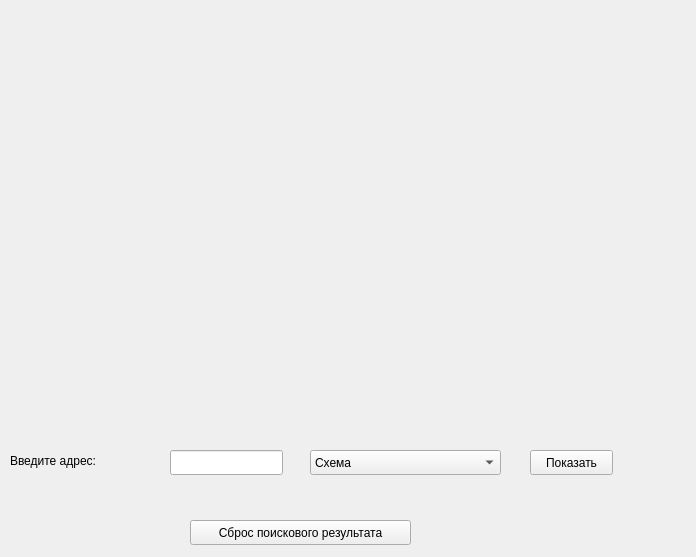
The window that untitled.ui (Belousk/Map_Searching) describes before a commit, drawn with Qt 5.
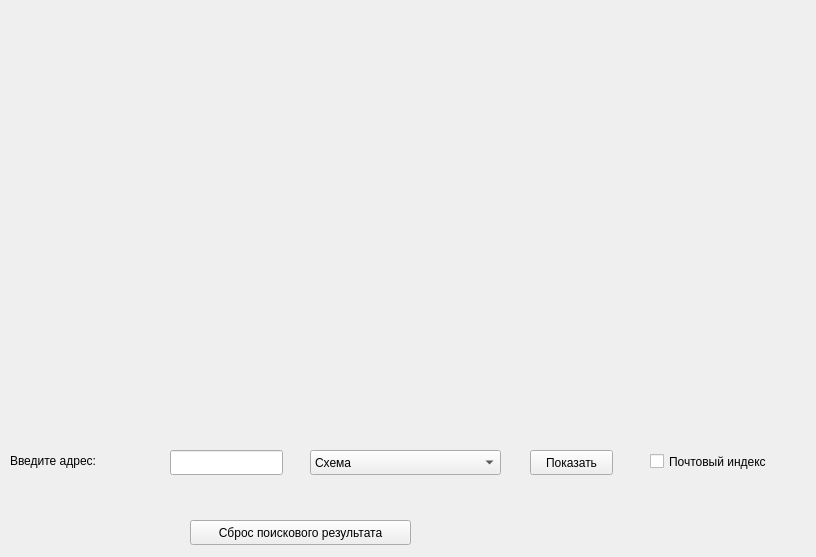
The same window after the commit.

Commit message: add checkbox to postal code of address

The edit to the form file:
```diff
--- a/untitled.ui
+++ b/untitled.ui
@@ -6,7 +6,7 @@
    <rect>
     <x>0</x>
     <y>0</y>
-    <width>696</width>
+    <width>816</width>
     <height>557</height>
    </rect>
   </property>
@@ -92,7 +92,7 @@
     <rect>
      <x>20</x>
      <y>490</y>
-     <width>631</width>
+     <width>781</width>
      <height>31</height>
     </rect>
    </property>
@@ -100,6 +100,32 @@
     <string/>
    </property>
   </widget>
+  <widget class="QLabel" name="label_3">
+   <property name="geometry">
+    <rect>
+     <x>20</x>
+     <y>526</y>
+     <width>91</width>
+     <height>21</height>
+    </rect>
+   </property>
+   <property name="text">
+    <string/>
+   </property>
+  </widget>
+  <widget class="QCheckBox" name="checkBox">
+   <property name="geometry">
+    <rect>
+     <x>650</x>
+     <y>450</y>
+     <width>141</width>
+     <height>23</height>
+    </rect>
+   </property>
+   <property name="text">
+    <string>Почтовый индекс</string>
+   </property>
+  </widget>
  </widget>
  <resources/>
  <connections/>
```
The commit also changes 3 other files.
